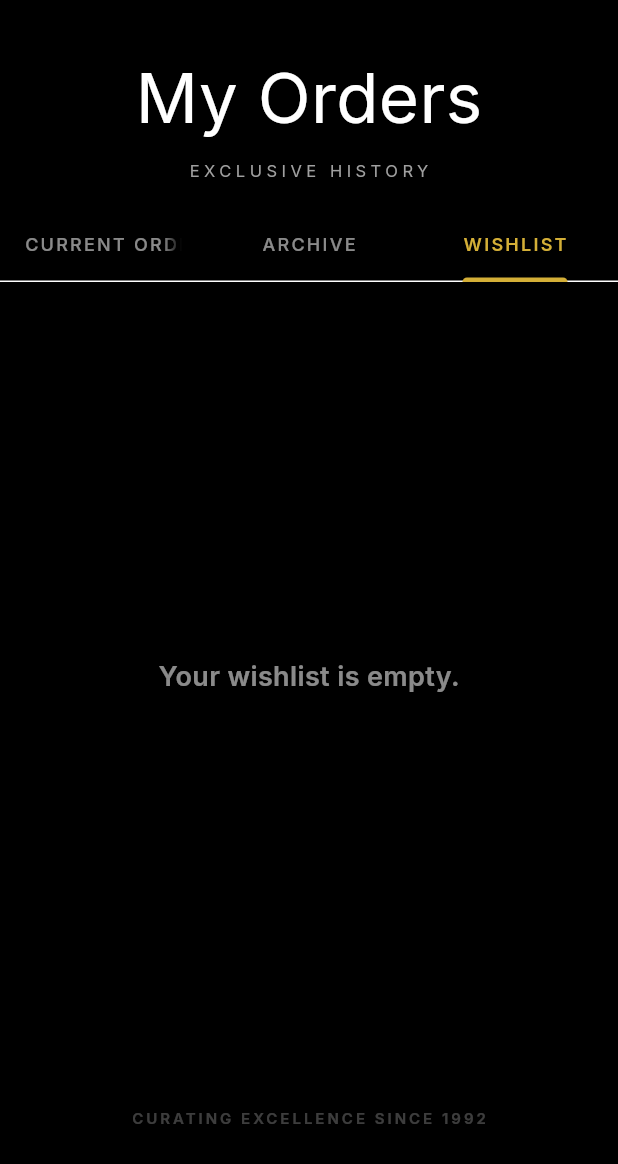
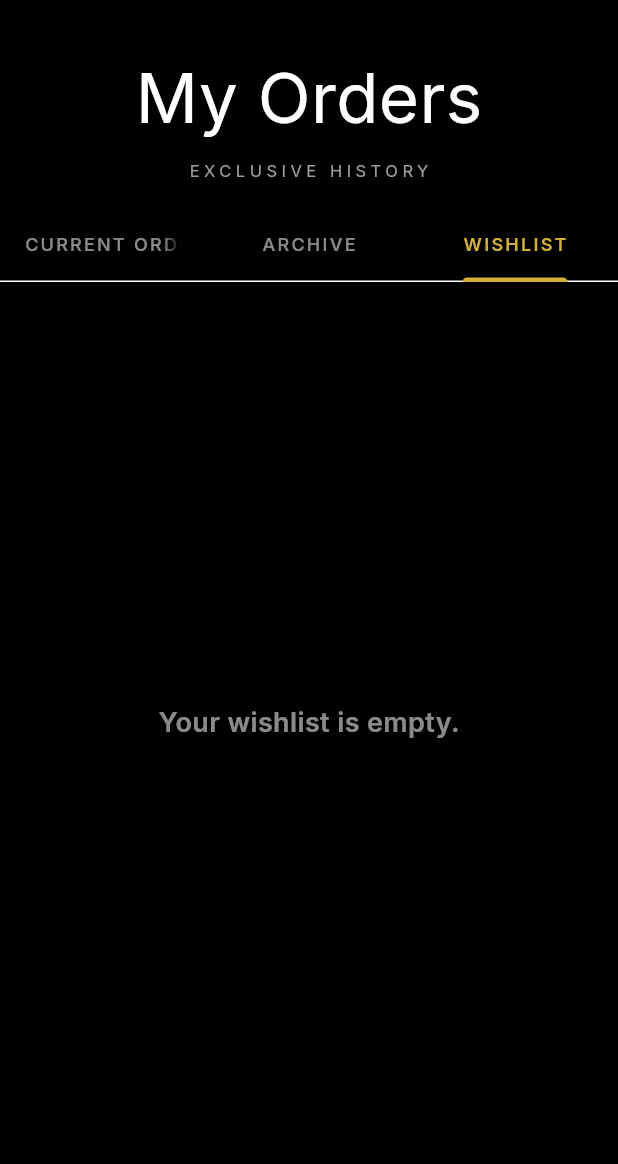
Before and after one commit to vivekvsingh19/sanwariya_imitation, a Flutter app: the OrdersScreen screen opened directly, tab 3 chosen, on a phone screen of 412 x 824 dp, the part 72-1236 px from its top. Run offline on Flutter 3.47's test engine with Material 3 defaults, Android fonts, the phone set to English and light mode, and no system bars; our stand-ins replace cached_network_image, dio, equatable, flutter_bloc, google_fonts, lucide_icons; network calls fail.

Commit message:
refactor: move footer text to orders list builder and update list padding and separators

```diff
--- a/lib/presentation/screens/orders/orders_screen.dart
+++ b/lib/presentation/screens/orders/orders_screen.dart
@@ -172,17 +172,6 @@ class _OrdersScreenState extends State<OrdersScreen>
               },
             ),
           ),
-
-          Padding(
-            padding: const EdgeInsets.symmetric(vertical: AppSpacing.xxl),
-            child: Text(
-              'CURATING EXCELLENCE SINCE 1992',
-              style: AppTypography.labelMedium(
-                color: AppColors.white24,
-                letterSpacing: AppTypography.letterSpacingXWide,
-              ),
-            ),
-          ),
         ],
       ),
     );
@@ -201,10 +190,32 @@ class _OrdersScreenState extends State<OrdersScreen>
 
   Widget _buildOrdersList(List<Order> orders) {
     return ListView.separated(
-      padding: AppSpacing.cardLarge,
-      itemCount: orders.length,
-      separatorBuilder: (_, __) => const SizedBox(height: AppSpacing.xxl),
+      padding: const EdgeInsets.fromLTRB(
+        AppSpacing.screenPaddingH,
+        AppSpacing.screenPaddingV,
+        AppSpacing.screenPaddingH,
+        AppSpacing.massive,
+      ),
+      itemCount: orders.length + 1,
+      separatorBuilder: (_, index) => SizedBox(
+        height: index == orders.length - 1 ? AppSpacing.giant : AppSpacing.xxl,
+      ),
       itemBuilder: (context, index) {
+        if (index == orders.length) {
+          return Center(
+            child: Opacity(
+              opacity: 0.6,
+              child: Text(
+                'CURATING EXCELLENCE SINCE 1992',
+                style: AppTypography.labelMedium(
+                  color: AppColors.white12,
+                  letterSpacing: AppTypography.letterSpacingXXWide,
+                ),
+              ),
+            ),
+          );
+        }
+
         final order = orders[index];
         if (order.items.isEmpty) return const SizedBox.shrink();
 
```
